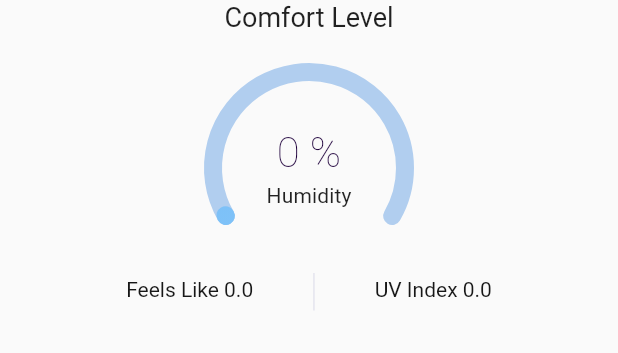
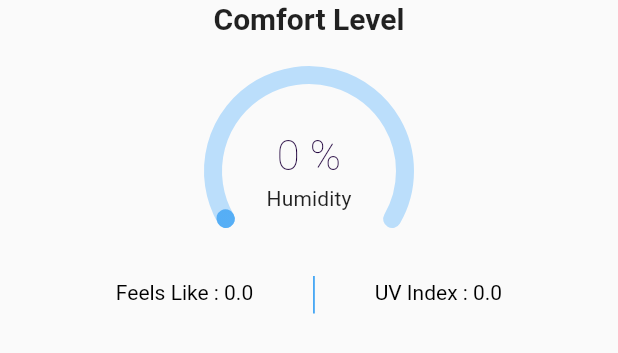
Before and after one commit to bharaths44/weather-app, a Flutter app: the ComfortLevel widget shown alone on an empty page, opened directly with empty values, on a phone screen of 412 x 824 dp. Shown: the top 353 px of the screen. Run offline on Flutter 3.47's test engine with Material 2 defaults, Android fonts, the phone set to English and light mode, and no system bars; drawn by our look-alikes of sleek_circular_slider; our stand-ins replace geocoding, geolocator, get; missing offline and left inert: geolocator_web.

Commit message:
modified:   lib/widgets/comfort_level.dart 	modified:   lib/widgets/current_weather_widget.dart 	modified:   lib/widgets/daily_data_forecast.dart 	modified:   lib/widgets/header_widget.dart 	modified:   lib/widgets/hourly_data_widget.dart

```diff
--- a/lib/widgets/comfort_level.dart
+++ b/lib/widgets/comfort_level.dart
@@ -1,7 +1,6 @@
 import 'package:flutter/material.dart';
 import 'package:sleek_circular_slider/sleek_circular_slider.dart';
 import 'package:weatherapp_starter_project/model/weather_data_current.dart';
-import 'package:weatherapp_starter_project/utils/custom_colors.dart';
 
 class ComfortLevel extends StatelessWidget {
   final WeatherDataCurrent weatherDataCurrent;
@@ -17,7 +16,7 @@ class ComfortLevel extends StatelessWidget {
               const EdgeInsets.only(top: 1, left: 20, right: 20, bottom: 20),
           child: const Text(
             "Comfort Level",
-            style: TextStyle(fontSize: 18),
+            style: TextStyle(fontSize: 20, fontWeight: FontWeight.bold),
           ),
         ),
         SizedBox(
@@ -40,11 +39,10 @@ class ComfortLevel extends StatelessWidget {
                       size: 140,
                       customColors: CustomSliderColors(
                           hideShadow: true,
-                          trackColor:
-                              CustomColors.firstGradientColor.withAlpha(100),
+                          trackColor: Colors.blue[100],
                           progressBarColors: [
-                            Colors.blue.shade200,
                             Colors.blue.shade300,
+                            Colors.blue.shade400,
                           ])),
                 ),
               ),
@@ -54,18 +52,18 @@ class ComfortLevel extends StatelessWidget {
                   RichText(
                     text: TextSpan(children: [
                       const TextSpan(
-                          text: "Feels Like ",
+                          text: "Feels Like : ",
                           style: TextStyle(
                               fontSize: 14,
                               height: 0.8,
-                              color: CustomColors.textColorBlack,
+                              color: Colors.black,
                               fontWeight: FontWeight.w400)),
                       TextSpan(
                           text: "${weatherDataCurrent.current.feelsLike}",
                           style: const TextStyle(
                               fontSize: 14,
                               height: 0.8,
-                              color: CustomColors.textColorBlack,
+                              color: Colors.black,
                               fontWeight: FontWeight.w400))
                     ]),
                   ),
@@ -73,23 +71,23 @@ class ComfortLevel extends StatelessWidget {
                     height: 25,
                     margin: const EdgeInsets.only(left: 40, right: 40),
                     width: 1,
-                    color: CustomColors.dividerLine,
+                    color: Colors.blue,
                   ),
                   RichText(
                     text: TextSpan(children: [
                       const TextSpan(
-                          text: "UV Index ",
+                          text: "UV Index : ",
                           style: TextStyle(
                               fontSize: 14,
                               height: 0.8,
-                              color: CustomColors.textColorBlack,
+                              color: Colors.black,
                               fontWeight: FontWeight.w400)),
                       TextSpan(
                           text: "${weatherDataCurrent.current.uvIndex}",
                           style: const TextStyle(
                               fontSize: 14,
                               height: 0.8,
-                              color: CustomColors.textColorBlack,
+                              color: Colors.black,
                               fontWeight: FontWeight.w400))
                     ]),
                   ),
--- a/lib/widgets/header_widget.dart
+++ b/lib/widgets/header_widget.dart
@@ -42,7 +42,7 @@ class _HeaderWidgetState extends State<HeaderWidget> {
         Center(
           child: Container(
             height: MediaQuery.of(context).size.height / 6,
-            margin: const EdgeInsets.only(left: 10, right: 10),
+            margin: const EdgeInsets.only(left: 15, right: 15),
             decoration: BoxDecoration(
                 color: Colors.blue.shade300,
                 border: Border.all(color: Colors.lightBlue),
@@ -53,7 +53,7 @@ class _HeaderWidgetState extends State<HeaderWidget> {
                 style: TextStyle(
                     fontSize: 37,
                     color: Colors.white,
-                    fontStyle: FontStyle.italic),
+                    fontWeight: FontWeight.bold),
               ),
             ),
           ),
@@ -75,7 +75,7 @@ class _HeaderWidgetState extends State<HeaderWidget> {
             child: Text(
               date,
               style:
-                  TextStyle(fontSize: 14, color: Colors.grey[700], height: 1.5),
+                  TextStyle(fontSize: 15, color: Colors.grey[800], height: 1.5),
             ),
           ),
         ),
--- a/lib/widgets/hourly_data_widget.dart
+++ b/lib/widgets/hourly_data_widget.dart
@@ -21,7 +21,8 @@ class HourlyDataWidget extends StatelessWidget {
         Container(
           margin: const EdgeInsets.symmetric(vertical: 5, horizontal: 20),
           alignment: Alignment.topCenter,
-          child: const Text("Today", style: TextStyle(fontSize: 18)),
+          child: const Text("Today",
+              style: TextStyle(fontSize: 25, fontWeight: FontWeight.w500)),
         ),
         hourlyList(),
       ],
@@ -55,7 +56,7 @@ class HourlyDataWidget extends StatelessWidget {
                           color: CustomColors.dividerLine.withAlpha(150))
                     ],
                     gradient: cardIndex.value == index
-                        ?  LinearGradient(colors: [
+                        ? LinearGradient(colors: [
                             Colors.blue.shade200,
                             Colors.blue.shade300,
                           ])
@@ -76,6 +77,7 @@ class HourlyDataWidget extends StatelessWidget {
 }
 
 // hourly details class
+// ignore: must_be_immutable
 class HourlyDetails extends StatelessWidget {
   int temp;
   int index;
```
Also changed, not shown: lib/widgets/current_weather_widget.dart (+5 -2 lines), lib/widgets/daily_data_forecast.dart (+16 -15 lines).
